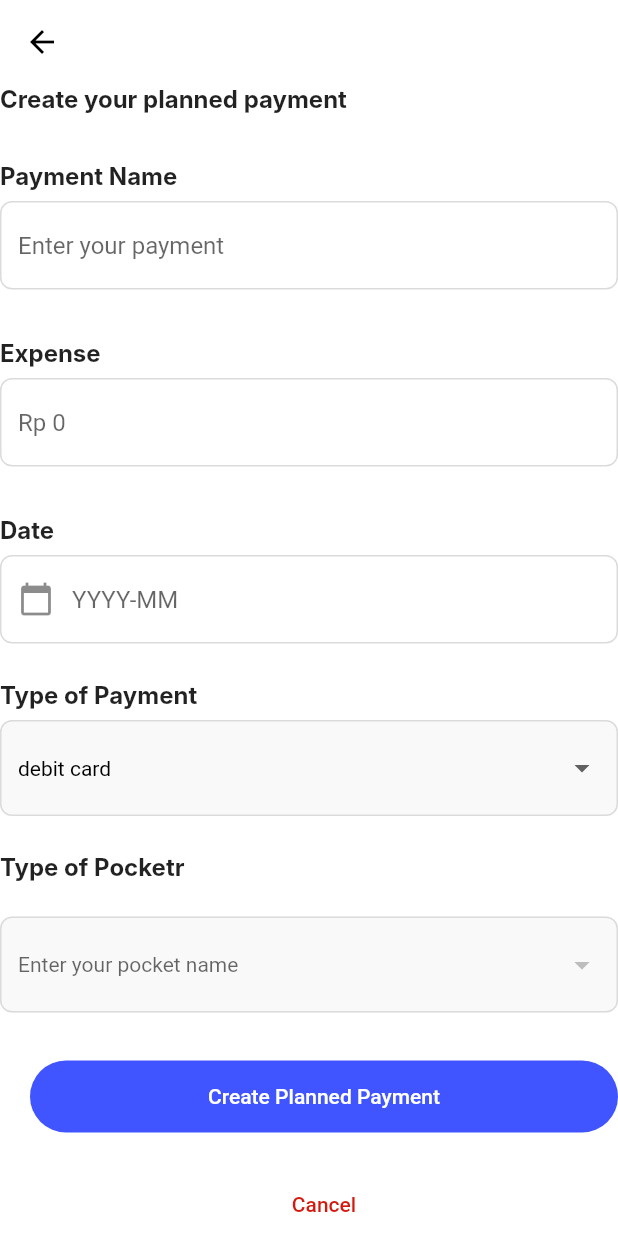
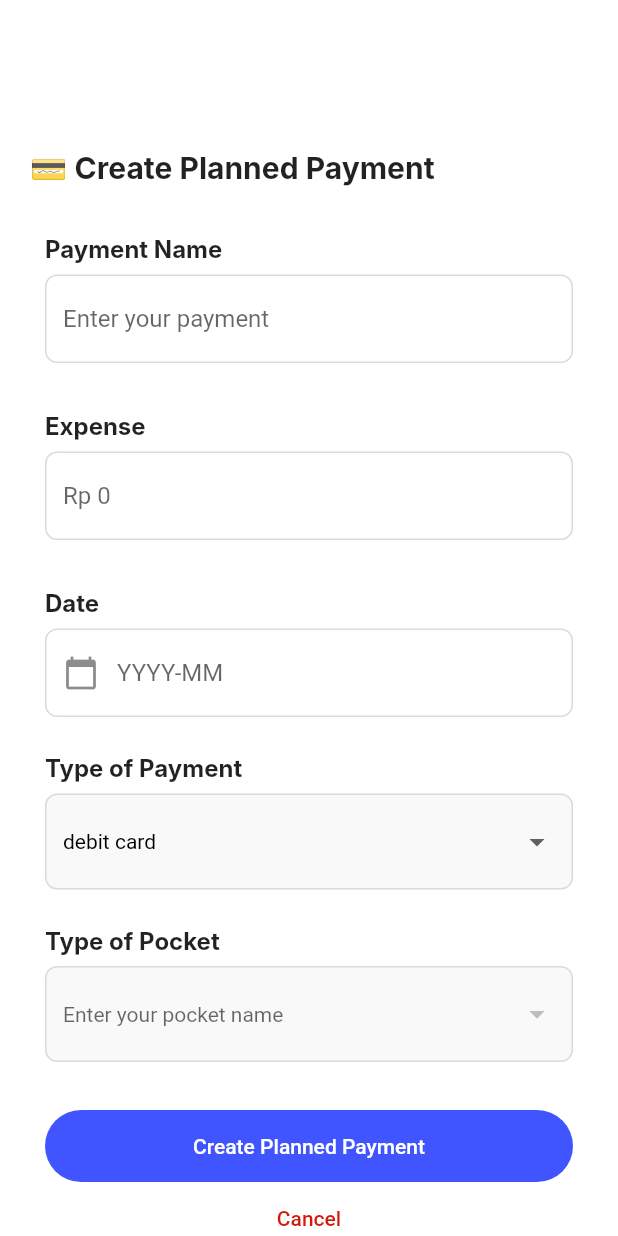
Before and after one commit to PPL-Waffar/iSaveit-flutter, a Flutter app: the PlannedPayment screen opened directly with empty values, on a phone screen of 412 x 824 dp. Run offline on Flutter 3.47's test engine with Material 2 defaults, Android fonts, the phone set to English and light mode, and no system bars; our stand-ins replace carousel_slider, pie_chart, shared_preferences; accounts and stored records are empty; Roboto replaces fonts that are missing (Inter).

Commit message:
[REFACTOR] Fix create planned payment interface

```diff
--- a/lib/page/plannedpayment/plannedpayment.dart
+++ b/lib/page/plannedpayment/plannedpayment.dart
@@ -131,37 +131,41 @@ class _CreatePlannedPayment extends State<PlannedPayment> {
   Widget build(BuildContext context) {
     return Scaffold(
         backgroundColor: Colors.white,
-        appBar: AppBar(
-          automaticallyImplyLeading: false,
-          backgroundColor: Colors.white,
-          elevation: 0,
-          leading: IconButton(
-              icon: const Icon(Icons.arrow_back, color: Colors.black),
-              onPressed: () => Navigator.of(context).pop()),
-        ),
+
         body: SingleChildScrollView(
           child: Form(
               key: _formKey,
               // padding: const EdgeInsets.only(left: 30, right: 30),
               child: Column(
                   crossAxisAlignment: CrossAxisAlignment.start,
-                  children: [
-                    const Text('Create your planned payment',
+                  children: <Widget>[
+                    SizedBox(height: 100),
+
+                    Container(
+                      margin: const EdgeInsets.only(left: 20),
+                      alignment: Alignment.topLeft,
+                      child: const Text('💳 Create Planned Payment',
+                          style: TextStyle(
+                              fontFamily: 'Inter',
+                              fontSize: 20,
+                              fontWeight: FontWeight.w700)),
+                    ),
+
+                    const SizedBox(height: 32),
+
+                    Padding(padding: EdgeInsets.only(left: 30, right: 30),
+                    child: Text('Payment Name',
                         style: TextStyle(
                             fontFamily: 'Inter',
                             fontSize: 16,
-                            fontWeight: FontWeight.w700)),
-                    const SizedBox(height: 32),
-                    const Text('Payment Name',
-                        style: TextStyle(
-                            fontFamily: 'Inter',
-                            fontSize: 16,
-                            fontWeight: FontWeight.w700)),
-                    const SizedBox(height: 8),
-                    TextFormField(
+                            fontWeight: FontWeight.w700))),
+
+                     SizedBox(height: 8),
+                    Padding(padding: EdgeInsets.only(left: 30, right: 30),
+                    child: TextFormField(
                       controller: payname,
                       key: const Key("addPaymentName"),
-                      cursorWidth: 50,
+
                       decoration: const InputDecoration(
                           enabledBorder: OutlineInputBorder(
                               borderRadius:
@@ -170,16 +174,20 @@ class _CreatePlannedPayment extends State<PlannedPayment> {
                                   width: 1.0, color: Color(0xFFDBDBDB))),
                           hintText: 'Enter your payment'),
                       keyboardType: TextInputType.number,
-                    ),
+                    )),
 
                     const SizedBox(height: 32),
 
-                    const Text('Expense',
+                    Padding(padding: EdgeInsets.only(left: 30, right: 30),
+                    child: Text('Expense',
                         style: TextStyle(
                             fontFamily: 'Inter',
                             fontSize: 16,
-                            fontWeight: FontWeight.w700)),
+                            fontWeight: FontWeight.w700))),
                     const SizedBox(height: 8),
+
+                    Padding(padding: EdgeInsets.only(left: 30, right: 30),
+                    child:
                     TextFormField(
                       controller: payamount,
                       key: const Key("addExpense"),
@@ -191,16 +199,22 @@ class _CreatePlannedPayment extends State<PlannedPayment> {
                                   width: 1.0, color: Color(0xFFDBDBDB))),
                           hintText: 'Rp 0'),
                       keyboardType: TextInputType.number,
-                    ),
+                    )),
 
                     const SizedBox(height: 32),
 
+                    Padding(padding: EdgeInsets.only(left: 30, right: 30),
+                    child:
                     const Text('Date',
                         style: TextStyle(
                             fontFamily: 'Inter',
                             fontSize: 16,
-                            fontWeight: FontWeight.w700)),
+                            fontWeight: FontWeight.w700))),
                     const SizedBox(height: 8),
+
+
+                    Padding(padding: EdgeInsets.only(left: 30, right: 30),
+                    child:
                     Container(
                         padding: const EdgeInsets.only(),
                         child: Center(
@@ -234,16 +248,22 @@ class _CreatePlannedPayment extends State<PlannedPayment> {
                               });
                             } else {}
                           },
-                        ))),
+                        )))),
+
                     const SizedBox(height: 24),
+
+
+                    Padding(padding: EdgeInsets.only(left: 30, right: 30),
+                    child:
                     const Text('Type of Payment',
                         style: TextStyle(
                             fontFamily: 'Inter',
                             fontSize: 16,
-                            fontWeight: FontWeight.w700)),
+                            fontWeight: FontWeight.w700))),
+
                     const SizedBox(height: 8),
-                    Padding(
-                      padding: const EdgeInsets.only(),
+
+                    Padding(padding: EdgeInsets.only(left: 30, right: 30),
                       child: Row(
                         children: [
                           Expanded(
@@ -296,14 +316,18 @@ class _CreatePlannedPayment extends State<PlannedPayment> {
                       ),
                     ),
                     const SizedBox(height: 24),
-                    const Text('Type of Pocketr',
+
+                    Padding(padding: EdgeInsets.only(left: 30, right: 30),
+                    child:
+                     Text('Type of Pocket',
                         style: TextStyle(
                             fontFamily: 'Inter',
                             fontSize: 16,
-                            fontWeight: FontWeight.w700)),
-                    const SizedBox(height: 24),
+                            fontWeight: FontWeight.w700))),
+                    const SizedBox(height: 8),
+
                     Padding(
-                      padding: const EdgeInsets.only(left: 0, right: 0),
+                      padding: EdgeInsets.only(left: 30, right: 30),
                       child: DropdownButtonFormField(
                         style: const TextStyle(height: 0),
                         decoration: const InputDecoration(
@@ -337,64 +361,11 @@ class _CreatePlannedPayment extends State<PlannedPayment> {
                         isExpanded: true,
                       ),
                     ),
-                    // const SizedBox(height: 24),
-                    // const Text('Pocket', style: TextStyle(fontFamily: 'Inter', fontSize: 16, fontWeight: FontWeight.w700)),
-                    // const SizedBox(height: 8),
-                    // Padding(
-                    //   padding: const EdgeInsets.only(),
-                    //   child: Row(
-                    //     children: [
-                    //       Expanded(
-                    //         child: DropdownButtonFormField<String>(
-                    //             key: const Key("addPocketName"),
-                    //             style: const TextStyle(height: 0),
-                    //             decoration: const InputDecoration(
-                    //               fillColor: Color(0XFFF9F9F9),
-                    //               enabledBorder: OutlineInputBorder(
-                    //                   borderRadius:
-                    //                   BorderRadius.all(Radius.circular(8.0)),
-                    //                   borderSide:
-                    //                   BorderSide(width: 1.0, color: Color(0xFFDBDBDB))),
-                    //               hintText: 'Enter your pocket',
-                    //               filled: true,
-                    //             ),
-                    //             value: _pocketType,
-                    //             onChanged: (String? value) => {_pocketType = value!},
-                    //             items: const [
-                    //               DropdownMenuItem<String>(
-                    //                 value: "Groceries",
-                    //                 child: Text(
-                    //                   "Groceries",
-                    //                   style: TextStyle(
-                    //                     color: Colors.black,
-                    //                   ),
-                    //                 ),
-                    //               ),
-                    //               DropdownMenuItem(
-                    //                   value: "Health",
-                    //                   child: Text(
-                    //                     "Health",
-                    //                     style: TextStyle(
-                    //                       color: Colors.black,
-                    //                     ),
-                    //                   )),
-                    //               DropdownMenuItem(
-                    //                   value: "Food And Beverages",
-                    //                   child: Text(
-                    //                     "Food And Beverages",
-                    //                     style: TextStyle(
-                    //                       color: Colors.black,
-                    //                     ),
-                    //                   )),
-                    //             ]),
-                    //       ),
-                    //     ],
-                    //   ),
-                    // ),
+
                     const SizedBox(height: 32),
                     Container(
                       alignment: Alignment.center,
-                      margin: const EdgeInsets.only(left: 20),
+                      margin: const EdgeInsets.only(left: 30, right: 30),
                       child: ElevatedButton(
                         key: const Key("createSubmitButton"),
                         style: ElevatedButton.styleFrom(
@@ -430,10 +401,10 @@ class _CreatePlannedPayment extends State<PlannedPayment> {
                             style: TextStyle(color: Colors.white)),
                       ),
                     ),
-                    const SizedBox(height: 24),
+
                     Container(
                       alignment: Alignment.center,
-                      margin: const EdgeInsets.only(left: 20),
+                      margin: const EdgeInsets.only(left: 30, right: 30),
                       child: ElevatedButton(
                         key: const Key("createCancelButton"),
                         style: ElevatedButton.styleFrom(
@@ -444,8 +415,6 @@ class _CreatePlannedPayment extends State<PlannedPayment> {
                             shape: RoundedRectangleBorder(
                               borderRadius: BorderRadius.circular(48),
                             )),
-                        // style: ElevatedButton.styleFrom(
-                        //     primary: Colors.white70,),
                         onPressed: () {
                           Navigator.push(
                             context,
--- a/lib/page/plannedpayment/plannedpaymentdetails.dart
+++ b/lib/page/plannedpayment/plannedpaymentdetails.dart
@@ -1,5 +1,4 @@
 import 'package:flutter/material.dart';
-import 'package:isaveit/main.dart';
 import 'package:isaveit/models/user.dart';
 import 'package:isaveit/page/navbar.dart';
 import 'package:http/http.dart' as http;
--- a/lib/page/pocket/create_pocket.dart
+++ b/lib/page/pocket/create_pocket.dart
@@ -69,7 +69,7 @@ class _CreatePocketPage extends State<CreatePocket> {
                       child: const Text('💰 Create Pocket',
                           style: TextStyle(
                               fontFamily: 'Inter',
-                              fontSize: 20,
+                              fontSize: 16,
                               fontWeight: FontWeight.w700)),
                     ),
 
```
